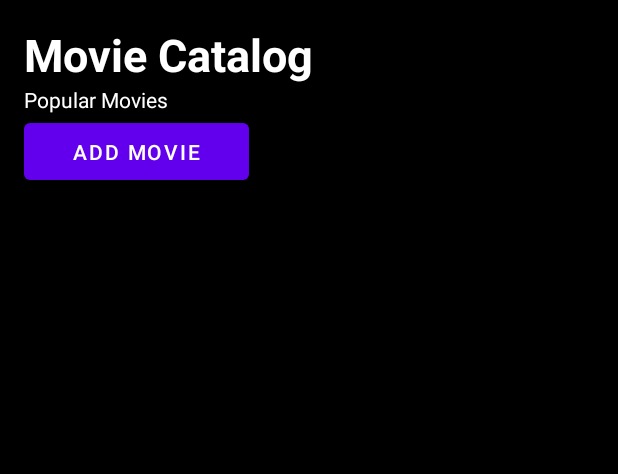
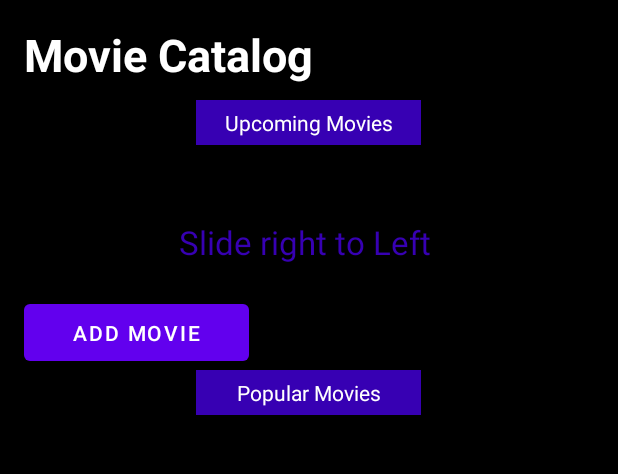
Before and after one commit to TateKeldishvili777/FinalProjectKotlin, an Android app: the screen it shows after launch (MainActivity), on a phone screen of 412 x 824 dp, the part 84-558 px from its top. Run offline under Robolectric (Android 15) with nearby library versions, the phone set to English and light mode, and no system bars.

Commit message:
add upcoming movies viewpager

```diff
--- a/app/build.gradle
+++ b/app/build.gradle
@@ -52,6 +52,6 @@ dependencies {
     implementation 'androidx.legacy:legacy-support-v4:1.0.0'
 
     testImplementation 'junit:junit:'
-    androidTestImplementation 'androidx.test.ext:junit:1.1.3'
-    androidTestImplementation 'androidx.test.espresso:espresso-core:3.4.0'
+
+    implementation "org.jetbrains.kotlin:kotlin-stdlib:1.6.21"
 }
--- a/app/src/main/java/com/example/finalproject/MainActivity.kt
+++ b/app/src/main/java/com/example/finalproject/MainActivity.kt
@@ -3,7 +3,11 @@ package com.example.finalproject
 import android.content.IntentFilter
 import androidx.appcompat.app.AppCompatActivity
 import android.os.Bundle
+import androidx.fragment.app.Fragment
+import androidx.fragment.app.FragmentManager
+import androidx.fragment.app.FragmentPagerAdapter
 import androidx.recyclerview.widget.LinearLayoutManager
+import androidx.viewpager.widget.ViewPager
 import com.example.finalproject.models.Movie
 import com.example.finalproject.models.MovieResponse
 import com.example.finalproject.services.MovieApiInterface
@@ -24,6 +28,15 @@ class MainActivity : AppCompatActivity() {
             rv_movies_list.adapter = MovieAdapter(movies)
         }
 
+
+        val secondViewPager = findViewById<ViewPager>(R.id.myViewpager)
+
+        val myAdapter = SecondViewPagerAdapter(supportFragmentManager)
+
+        myAdapter.addFragment(MovieTwo(), "Teachers")
+        myAdapter.addFragment(MovieOne(), "Students")
+
+        secondViewPager.adapter  = myAdapter
 
         val receiver: Receiver = Receiver()
         val intentFilter = IntentFilter()
@@ -48,4 +61,26 @@ class MainActivity : AppCompatActivity() {
 
         })
     }
+
+    class SecondViewPagerAdapter(fragment: FragmentManager) : FragmentPagerAdapter(fragment){
+        private var fragmentList: MutableList<Fragment> = ArrayList()
+        private var titleList : MutableList<String> = ArrayList()
+
+        override fun getCount(): Int {
+            return fragmentList.size
+        }
+
+        override fun getItem(position: Int): Fragment {
+            return fragmentList[position]
+        }
+
+        fun addFragment(fragment: Fragment, title: String){
+            fragmentList.add(fragment)
+            titleList.add(title)
+        }
+
+        override fun getPageTitle(position: Int): CharSequence? {
+            return titleList[position]
+        }
+    }
 }
--- /dev/null
+++ b/app/src/main/java/com/example/finalproject/MovieOne.kt
@@ -0,0 +1,22 @@
+package com.example.finalproject
+
+import android.os.Bundle
+import androidx.fragment.app.Fragment
+import android.view.LayoutInflater
+import android.view.View
+import android.view.ViewGroup
+
+class MovieOne : Fragment() {
+    override fun onCreate(savedInstanceState: Bundle?) {
+        super.onCreate(savedInstanceState)
+    }
+
+    override fun onCreateView(
+        inflater: LayoutInflater, container: ViewGroup?,
+        savedInstanceState: Bundle?
+    ): View? {
+        // Inflate the layout for this fragment
+        val rowView = inflater.inflate(R.layout.movie_one, container, false)
+        return rowView
+    }
+}
--- /dev/null
+++ b/app/src/main/java/com/example/finalproject/MovieTwo.kt
@@ -0,0 +1,24 @@
+package com.example.finalproject
+
+import android.os.Bundle
+import androidx.fragment.app.Fragment
+import android.view.LayoutInflater
+import android.view.View
+import android.view.ViewGroup
+
+
+class MovieTwo : Fragment() {
+    override fun onCreate(savedInstanceState: Bundle?) {
+        super.onCreate(savedInstanceState)
+    }
+
+    override fun onCreateView(
+        inflater: LayoutInflater, container: ViewGroup?,
+        savedInstanceState: Bundle?
+    ): View? {
+        val rowView = inflater.inflate(R.layout.movie_two, container, false)
+
+
+        return rowView
+    }
+}
--- a/app/src/main/res/layout/activity_main.xml
+++ b/app/src/main/res/layout/activity_main.xml
@@ -34,14 +34,23 @@
                 android:textSize="30sp"
                 android:textStyle="bold" />
 
+
+
             <TextView
-                android:id="@+id/textView2"
+                android:layout_width="150sp"
+                android:layout_height="30sp"
+                android:layout_gravity="center"
+                android:text="Upcoming Movies"
+                android:layout_marginTop="10sp"
+                android:textColor="@color/white"
+                android:gravity="center"
+                android:background="@color/purple_700"/>
+
+            <androidx.viewpager.widget.ViewPager
+                android:id="@+id/myViewpager"
                 android:layout_width="match_parent"
-                android:layout_height="wrap_content"
-                android:layout_marginStart="16dp"
-                android:layout_marginLeft="16dp"
-                android:text="Popular Movies"
-                android:textColor="@color/white" />
+                android:layout_height="100sp"/>
+
 
             <Button
                 android:id="@+id/addbtn"
@@ -50,11 +59,22 @@
                 android:text="Add Movie"
                 android:layout_marginLeft="16dp"/>
 
+            <TextView
+                android:layout_width="150sp"
+                android:layout_height="30sp"
+                android:layout_gravity="center"
+                android:text="Popular Movies"
+                android:textColor="@color/white"
+                android:gravity="center"
+                android:background="@color/purple_700"/>
+
+
             <androidx.recyclerview.widget.RecyclerView
                 android:id="@+id/rv_movies_list"
                 android:layout_width="match_parent"
                 android:layout_height="match_parent"
                 android:layout_marginTop="16dp" />
+
         </LinearLayout>
     </androidx.core.widget.NestedScrollView>
 </androidx.constraintlayout.widget.ConstraintLayout>
--- /dev/null
+++ b/app/src/main/res/layout/movie_one.xml
@@ -0,0 +1,19 @@
+<?xml version="1.0" encoding="utf-8"?>
+<FrameLayout xmlns:android="http://schemas.android.com/apk/res/android"
+    xmlns:tools="http://schemas.android.com/tools"
+    android:layout_width="match_parent"
+    android:layout_height="match_parent"
+    tools:context=".MovieOne"
+    android:background="@color/purple_700">
+
+    <TextView
+        android:layout_width="wrap_content"
+        android:layout_height="wrap_content"
+        android:text="Slide left to right"
+        android:textColor="@color/white"
+        android:textSize="22sp"
+        android:layout_gravity="center_horizontal"
+        android:layout_marginTop="50dp"/>
+
+
+</FrameLayout>
--- /dev/null
+++ b/app/src/main/res/layout/movie_two.xml
@@ -0,0 +1,18 @@
+<?xml version="1.0" encoding="utf-8"?>
+<FrameLayout xmlns:android="http://schemas.android.com/apk/res/android"
+    xmlns:tools="http://schemas.android.com/tools"
+    android:layout_width="match_parent"
+    android:layout_height="match_parent"
+    tools:context=".MovieTwo">
+
+    <TextView
+        android:layout_width="wrap_content"
+        android:layout_height="wrap_content"
+        android:text="Slide right to Left "
+        android:textColor="@color/purple_700"
+        android:textSize="22sp"
+        android:layout_gravity="center_horizontal"
+        android:layout_marginTop="50dp"/>
+
+
+</FrameLayout>
```
